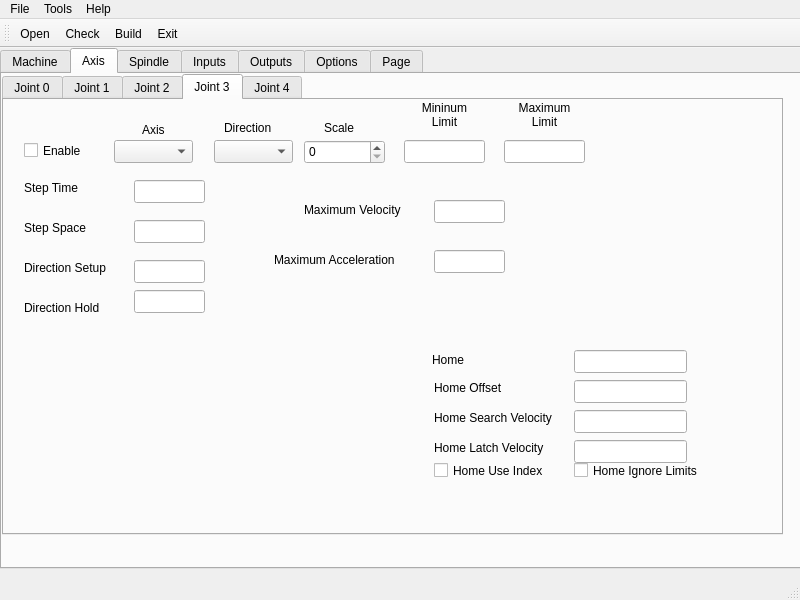
Old version of the form 7i96.ui in the repository snelweg/7i96.
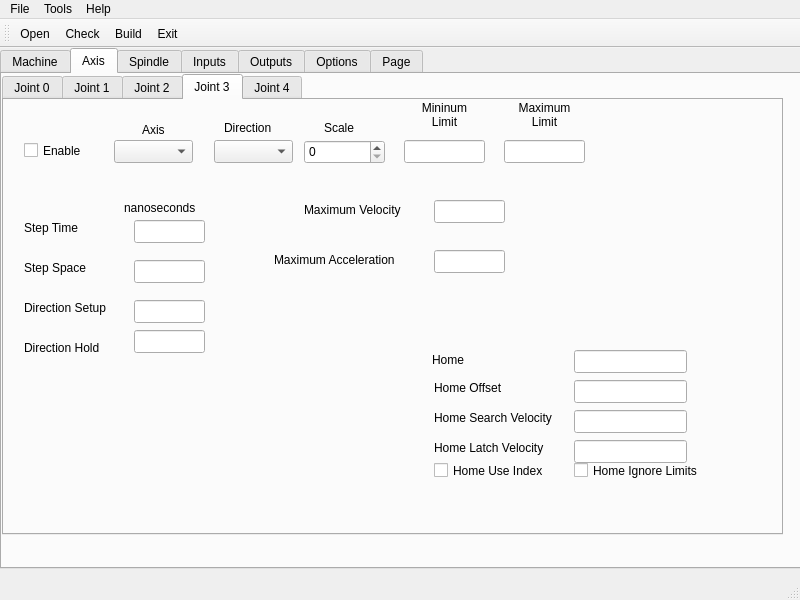
New version of the form. The open tabs and pages were chosen to show the change.

Patch:
```diff
--- a/7i96.ui
+++ b/7i96.ui
@@ -1575,7 +1575,7 @@
         <property name="geometry">
          <rect>
           <x>130</x>
-          <y>80</y>
+          <y>120</y>
           <width>71</width>
           <height>23</height>
          </rect>
@@ -1598,7 +1598,7 @@
         <property name="geometry">
          <rect>
           <x>20</x>
-          <y>80</y>
+          <y>120</y>
           <width>81</width>
           <height>16</height>
          </rect>
@@ -1637,7 +1637,7 @@
         <property name="geometry">
          <rect>
           <x>20</x>
-          <y>160</y>
+          <y>200</y>
           <width>100</width>
           <height>15</height>
          </rect>
@@ -1650,7 +1650,7 @@
         <property name="geometry">
          <rect>
           <x>130</x>
-          <y>160</y>
+          <y>200</y>
           <width>71</width>
           <height>23</height>
          </rect>
@@ -1660,7 +1660,7 @@
         <property name="geometry">
          <rect>
           <x>20</x>
-          <y>120</y>
+          <y>160</y>
           <width>112</width>
           <height>16</height>
          </rect>
@@ -1673,7 +1673,7 @@
         <property name="geometry">
          <rect>
           <x>130</x>
-          <y>120</y>
+          <y>160</y>
           <width>71</width>
           <height>23</height>
          </rect>
@@ -1683,7 +1683,7 @@
         <property name="geometry">
          <rect>
           <x>130</x>
-          <y>190</y>
+          <y>230</y>
           <width>71</width>
           <height>23</height>
          </rect>
@@ -1693,7 +1693,7 @@
         <property name="geometry">
          <rect>
           <x>20</x>
-          <y>200</y>
+          <y>240</y>
           <width>100</width>
           <height>15</height>
          </rect>
@@ -1925,6 +1925,19 @@
          </rect>
         </property>
        </widget>
+       <widget class="QLabel" name="label_105">
+        <property name="geometry">
+         <rect>
+          <x>120</x>
+          <y>100</y>
+          <width>91</width>
+          <height>16</height>
+         </rect>
+        </property>
+        <property name="text">
+         <string>nanoseconds</string>
+        </property>
+       </widget>
        <zorder>stepper_3</zorder>
        <zorder>axis_3</zorder>
        <zorder>stepDir_3</zorder>
```
Left out of the diff: 84 changed lines with no effect on the pictures.
